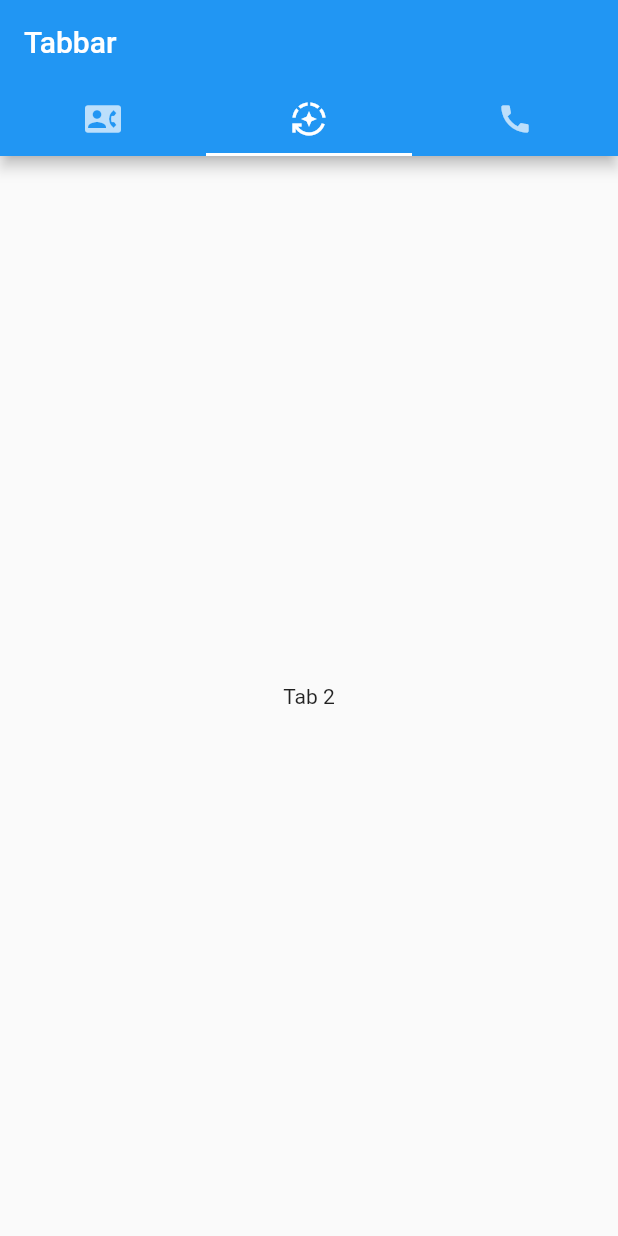
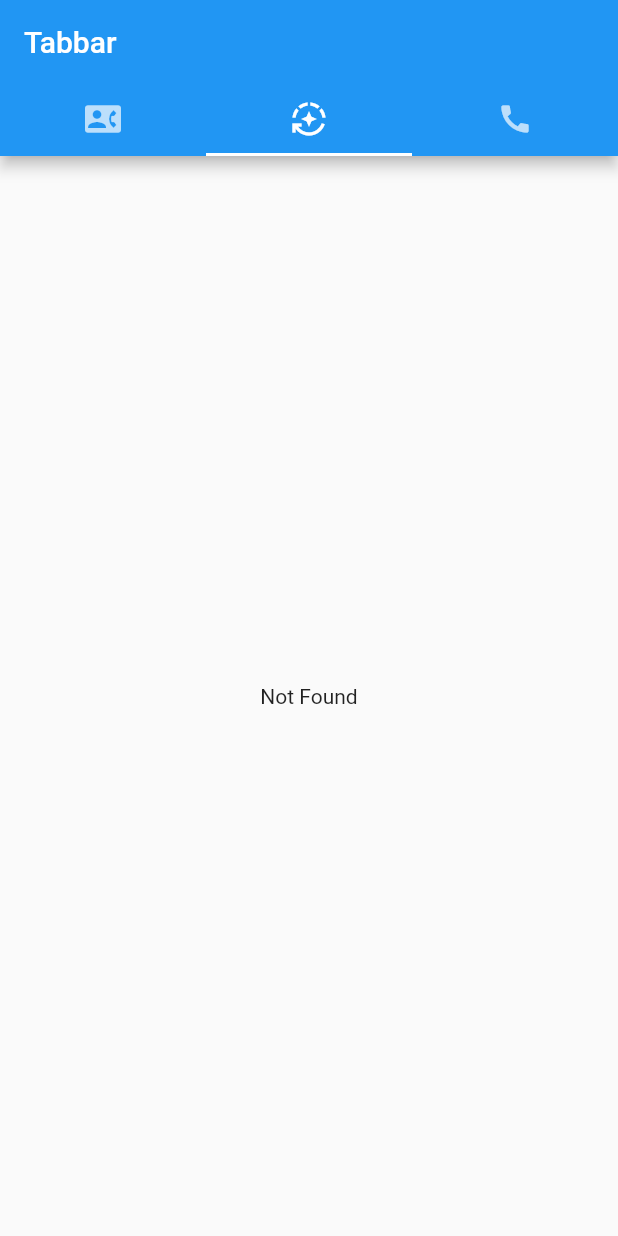
Before and after one commit to FirdausHA/Latihan_Listview, a Flutter app: the screen it shows after launch, tab 2 chosen, on a phone screen of 412 x 824 dp. Run offline on Flutter 3.47's test engine with Material 2 defaults, Android fonts, the phone set to English and light mode, and no system bars.

```diff
--- a/lib/TabbarExample.dart
+++ b/lib/TabbarExample.dart
@@ -52,7 +52,7 @@ class _TabbarExampleState extends State<TabbarExample> with SingleTickerProvider
           controller: _controller,
           children: [
             listview(),
-            Center(child: Text("Tab 2")),
+            Center(child: Text("Not Found")),
             Center(child: Text("Tab 3")),
           ],
         ),
```
